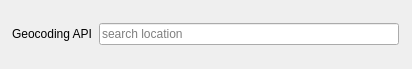
Qt form maptiler_dockwidget_base.ui (maptiler/qgis-maptiler-plugin) before a commit.
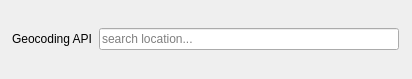
The same form after that commit.

```diff
--- a/maptiler_dockwidget_base.ui
+++ b/maptiler_dockwidget_base.ui
@@ -7,7 +7,7 @@
     <x>0</x>
     <y>0</y>
     <width>412</width>
-    <height>69</height>
+    <height>79</height>
    </rect>
   </property>
   <property name="windowTitle">
@@ -45,7 +45,10 @@
          </size>
         </property>
         <property name="placeholderText">
-         <string>search location</string>
+         <string>search location...</string>
+        </property>
+        <property name="clearButtonEnabled">
+         <bool>true</bool>
         </property>
        </widget>
       </item>
```
Left out of the diff: 2 changed lines with no effect on the pictures.
